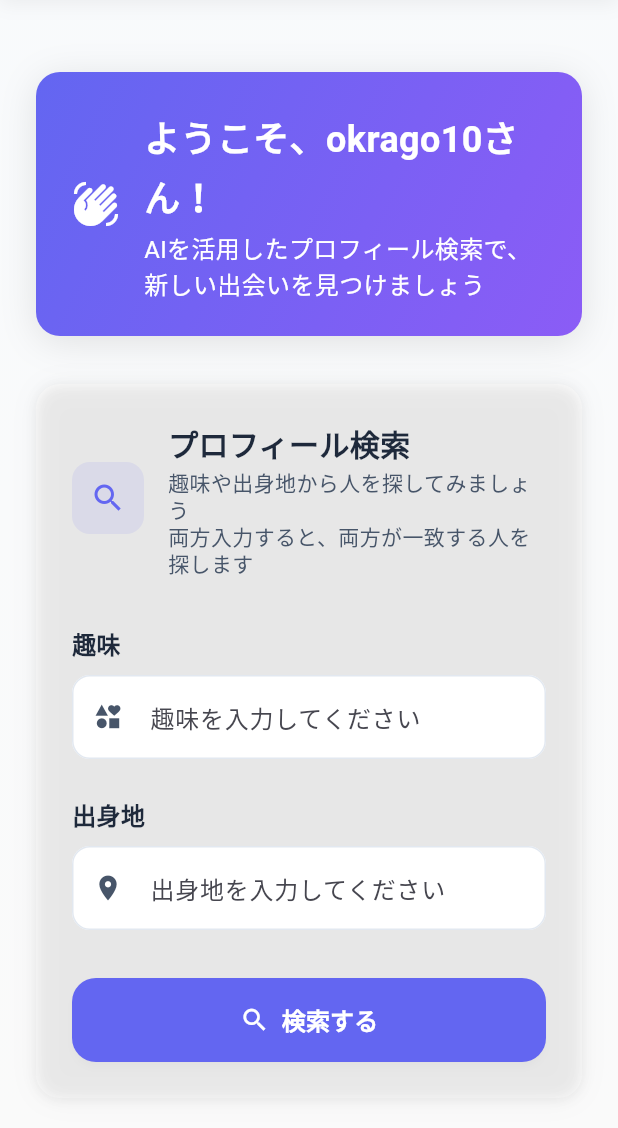
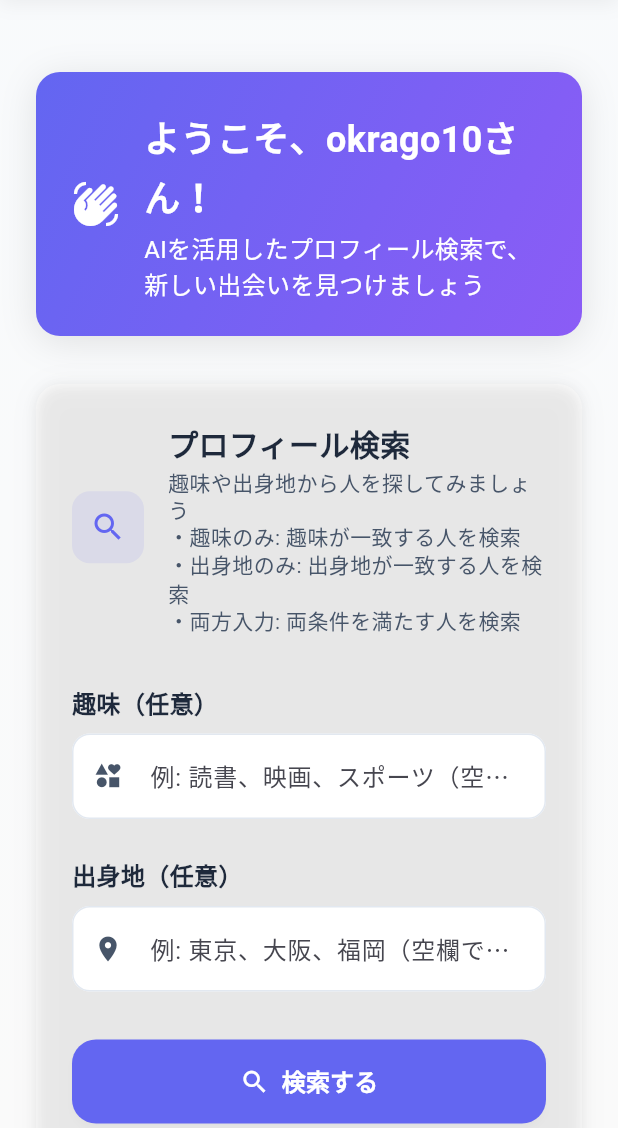
Before and after one commit to Rikut0417/AIHackathon2025, a Flutter app: the HomeScreen screen opened directly, on a phone screen of 412 x 824 dp, the part 108-1236 px from its top. Run offline on Flutter 3.47's test engine with Material 3 defaults, Android fonts, the phone set to English and light mode, and no system bars; our stand-ins replace firebase_auth, firebase_core, shared_preferences, smooth_page_indicator; accounts and stored records are empty; statements that could not run were skipped.

Commit message:
出身地での検索をできるように修正

```diff
--- a/frontend/lib/home_screen.dart
+++ b/frontend/lib/home_screen.dart
@@ -450,7 +450,7 @@ class _HomeScreenState extends State<HomeScreen>
                       ),
                     ),
                     Text(
-                      '趣味や出身地から人を探してみましょう\n両方入力すると、両方が一致する人を探します',
+                      '趣味や出身地から人を探してみましょう\n・趣味のみ: 趣味が一致する人を検索\n・出身地のみ: 出身地が一致する人を検索\n・両方入力: 両条件を満たす人を検索',
                       style: TextStyle(
                         fontSize: 14,
                         color: AppColors.textMedium,
@@ -502,7 +502,7 @@ class _HomeScreenState extends State<HomeScreen>
 
           // 入力フィールド
           const Text(
-            '趣味',
+            '趣味（任意）',
             style: TextStyle(
               fontSize: 16,
               fontWeight: FontWeight.w600,
@@ -512,14 +512,14 @@ class _HomeScreenState extends State<HomeScreen>
           const SizedBox(height: AppSpacing.sm),
           AppTextField(
             controller: _hobbiesController,
-            hintText: '趣味を入力してください',
+            hintText: '例: 読書、映画、スポーツ（空欄でも検索可能）',
             prefixIcon: Icons.interests,
           ),
 
           const SizedBox(height: AppSpacing.lg),
 
           const Text(
-            '出身地',
+            '出身地（任意）',
             style: TextStyle(
               fontSize: 16,
               fontWeight: FontWeight.w600,
@@ -529,7 +529,7 @@ class _HomeScreenState extends State<HomeScreen>
           const SizedBox(height: AppSpacing.sm),
           AppTextField(
             controller: _birthplaceController,
-            hintText: '出身地を入力してください',
+            hintText: '例: 東京、大阪、福岡（空欄でも検索可能）',
             prefixIcon: Icons.location_on,
           ),
 
```
Also changed, not shown: frontend/lib/services/firebase_search_service.dart (+11 -2 lines).
